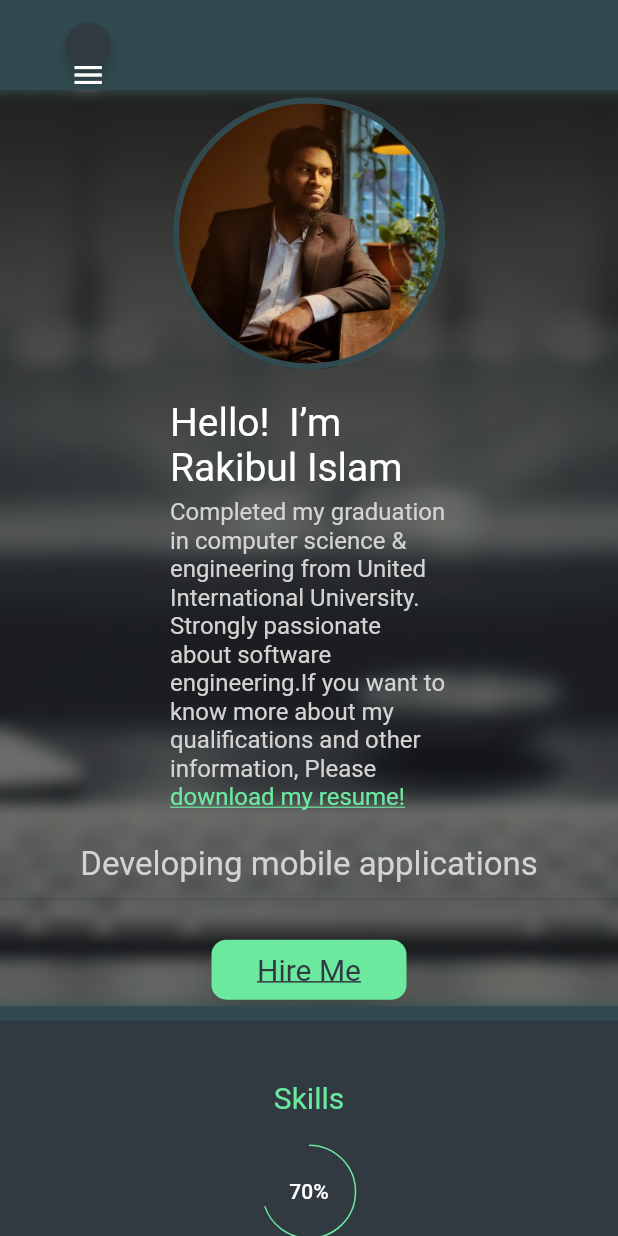
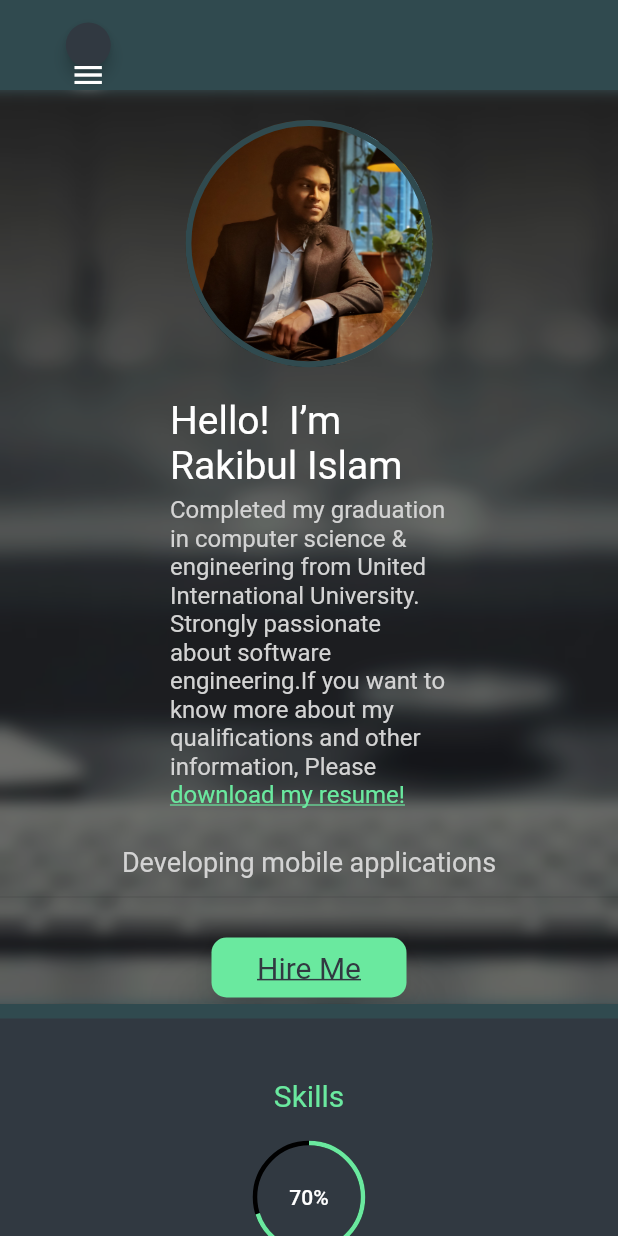
Before and after one commit to Rakibul25/-100daysofcode-mobile_app-, a Flutter app: the screen it shows after launch, on a phone screen of 412 x 824 dp. Run offline on Flutter 3.47's test engine with Material 2 defaults, Android fonts, the light colour scheme and no system bars; drawn by our look-alikes of animated_text_kit; our stand-ins replace flutter_svg, get, google_fonts, lottie, percent_indicator and 1 more; missing offline and left inert: dart:ffi; Roboto replaces fonts that are missing (Delius).

Commit message:
container done

```diff
--- a/rakib/lib/widgets/description.dart
+++ b/rakib/lib/widgets/description.dart
@@ -31,7 +31,7 @@ class _DescriptionState extends State<Description> {
             child: Row(
               mainAxisAlignment: MainAxisAlignment.center,
               children: [
-                Text("Developing",textAlign: widget.isVertical ? TextAlign.center : TextAlign.center, style: GoogleFonts.getFont('Delius',color: CustomColors.gray,fontSize: 22)),
+                Text("Developing",textAlign: widget.isVertical ? TextAlign.center : TextAlign.center, style: GoogleFonts.getFont('Delius',color: CustomColors.gray,fontSize: 18)),
                 AnimatedTextKit(
                   repeatForever: true,
                   pause: const Duration(seconds: 2),
@@ -40,12 +40,12 @@ class _DescriptionState extends State<Description> {
                         " mobile applications",
                         textAlign: widget.isVertical ? TextAlign.center : TextAlign.center,
                         textStyle: GoogleFonts.getFont('Delius',
-                            color: CustomColors.gray, fontSize: 22)),
+                            color: CustomColors.gray, fontSize: 18)),
                     TyperAnimatedText(
                         " web applications",
                         textAlign: widget.isVertical ? TextAlign.center : TextAlign.center,
                         textStyle: GoogleFonts.getFont('Delius',
-                            color: CustomColors.gray, fontSize: 22)),
+                            color: CustomColors.gray, fontSize: 18)),
                   ],
                 ),
               ],
--- a/rakib/lib/widgets/rakib_avatar_image.dart
+++ b/rakib/lib/widgets/rakib_avatar_image.dart
@@ -22,8 +22,8 @@ class _RakibAvatarState extends State<RakibAvatar> {
       alignment: Alignment.centerLeft,
       children: [
         Container(
-          width: widget.width*.22,
-          height: widget.width*.22,
+          width: widget.width*.20,
+          height: widget.width*.20,
           decoration: BoxDecoration(
             color: const Color(0xff7c94b6),
             image: const DecorationImage(
--- a/rakib/lib/widgets/skills.dart
+++ b/rakib/lib/widgets/skills.dart
@@ -23,7 +23,7 @@ class _SkillsState extends State<Skills> {
         color: CustomColors.darkBackground,
         child: SizedBox(
           child: Column(
-              mainAxisAlignment: MainAxisAlignment.spaceBetween,
+              mainAxisAlignment: MainAxisAlignment.center,
               children: [
                 const SizedBox(height: 40),
                 Text("Skills",
@@ -34,27 +34,92 @@ class _SkillsState extends State<Skills> {
                   if (consraints.maxWidth >= Breakpoints.lg) {
                     return Container(
                       width: size.width * .65,
+                      child: Row(
+                        mainAxisAlignment: MainAxisAlignment.spaceBetween,
+                        children: [
+                          Container(
                             child: Column(
                               children: [
                                 Row(
-                            mainAxisAlignment: MainAxisAlignment.spaceBetween,
+                                  mainAxisAlignment: MainAxisAlignment.center,
                                   crossAxisAlignment: CrossAxisAlignment.center,
                                   children: [
                                     Column(
-                                mainAxisAlignment: MainAxisAlignment.spaceBetween,
-                                crossAxisAlignment: CrossAxisAlignment.center,
+                                      mainAxisAlignment:
+                                          MainAxisAlignment.center,
                                       children: [
-                                  Lottie.asset('assets/lotties/programming.json',
-                                      height: 200, width: 200),
                                         Text("Language & Tools",
                                             style: GoogleFonts.getFont('Delius',
                                                 color: CustomColors.gray,
                                                 fontSize: 22)),
+                                        SizedBox(
+                                          height: 20,
+                                        ),
+                                        Row(
+                                          children: [
+                                            Column(
+                                              children: const [
+                                                SkillCard(
+                                                    percentage: 0.7,
+                                                    label: "Dart"),
+                                                SizedBox(
+                                                  height: 20,
+                                                ),
+                                                SkillCard(
+                                                    percentage: 0.7,
+                                                    label: "Java"),
                                               ],
                                             ),
-                              const SkillCard(percentage: 0.7, label: "Flutter"),
-
+                                            Column(
+                                              children: const [
+                                                SkillCard(
+                                                    percentage: 0.7,
+                                                    label: "C"),
+                                                SizedBox(
+                                                  height: 20,
+                                                ),
+                                                SkillCard(
+                                                    percentage: 0.6,
+                                                    label: "Python"),
                                               ],
+                                            ),
+                                          ],
+                                        ),
+                                      ],
+                                    )
+                                  ],
+                                ),
+                              ],
+                            ),
+                          ),
+                          Lottie.asset('assets/lotties/programming.json',
+                              height: 200, width: 200),
+                          Container(
+                            child: Column(
+                              children: [
+                                Row(
+                                  mainAxisAlignment: MainAxisAlignment.center,
+                                  crossAxisAlignment: CrossAxisAlignment.center,
+                                  children: [
+                                    Row(
+                                      children: [
+                                        Column(
+                                          children: const [
+                                            SkillCardLinear(
+                                                percentage: 0.7, label: "Dart"),
+                                            SizedBox(
+                                              height: 20,
+                                            ),
+                                            SkillCardLinear(
+                                                percentage: 0.7, label: "Java"),
+                                          ],
+                                        ),
+                                      ],
+                                    )
+                                  ],
+                                ),
+                              ],
+                            ),
                           ),
                         ],
                       ),
@@ -63,15 +128,15 @@ class _SkillsState extends State<Skills> {
                       consraints.maxWidth >= Breakpoints.md) {
                     return Column(
                       mainAxisAlignment: MainAxisAlignment.center,
-                      children: [
-                        const SkillCard(percentage: 0.7, label: "Flutter"),
+                      children: const [
+                        SkillCard(percentage: 0.7, label: "Flutter"),
                       ],
                     );
                   } else {
                     return Column(
                       mainAxisAlignment: MainAxisAlignment.center,
-                      children: [
-                        const SkillCard(percentage: 0.7, label: "Flutter"),
+                      children: const [
+                        SkillCard(percentage: 0.7, label: "Flutter"),
                       ],
                     );
                   }
--- a/rakib/lib/widgets/upper_container.dart
+++ b/rakib/lib/widgets/upper_container.dart
@@ -72,7 +72,7 @@ class _UpperContainerState extends State<UpperContainer> with TickerProviderStat
               child: Column(
                 children: [
                   const SizedBox(
-                    height: 5,
+                    height: 20,
                   ),
                   LayoutBuilder(builder: (context, consraints) {
                     if (consraints.maxWidth >= Breakpoints.lg) {
@@ -80,7 +80,9 @@ class _UpperContainerState extends State<UpperContainer> with TickerProviderStat
                         width: size.width,
                         child: Column(
                           mainAxisAlignment: MainAxisAlignment.center,
+                          crossAxisAlignment: CrossAxisAlignment.center,
                           children: [
+                            SizedBox(height: 70,),
                             Row(
                               mainAxisAlignment: MainAxisAlignment.center,
                               children: [
@@ -110,6 +112,7 @@ class _UpperContainerState extends State<UpperContainer> with TickerProviderStat
                                 ),
                               ],
                             ),
+                            SizedBox(height: 70,),
                           ],
                         ),
                       );
@@ -121,7 +124,7 @@ class _UpperContainerState extends State<UpperContainer> with TickerProviderStat
                           children: [
                             SizedBox(width: 30),
                             RakibAvatar(width: widget.width*1.3),
-                            SizedBox(height: 0.05 * widget.width),
+                            SizedBox(height: 0.01 * widget.width),
                             HelloWithBio(
                               width: 0.65 * widget.width,
                               ratio: 1,
@@ -152,7 +155,7 @@ class _UpperContainerState extends State<UpperContainer> with TickerProviderStat
                             SizedBox(height: 0.05 * widget.width),
                             Description(isVertical: true, width: widget.width),
                             const SizedBox(
-                              width: 30,
+                              width: 60,
                             ),
                           ],
                         ),
```
Also changed, not shown: rakib/lib/widgets/skillscard.dart (+45 -3 lines). Lines whose indentation alone changed are shown as unchanged.
